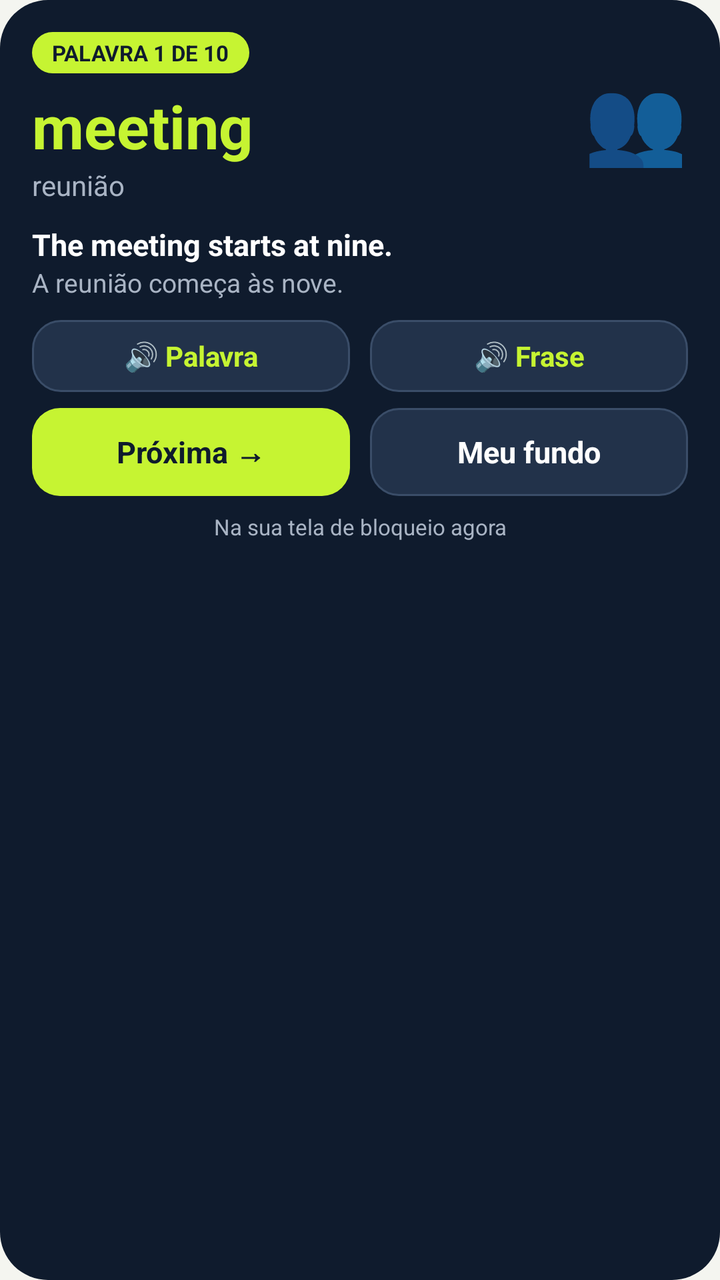
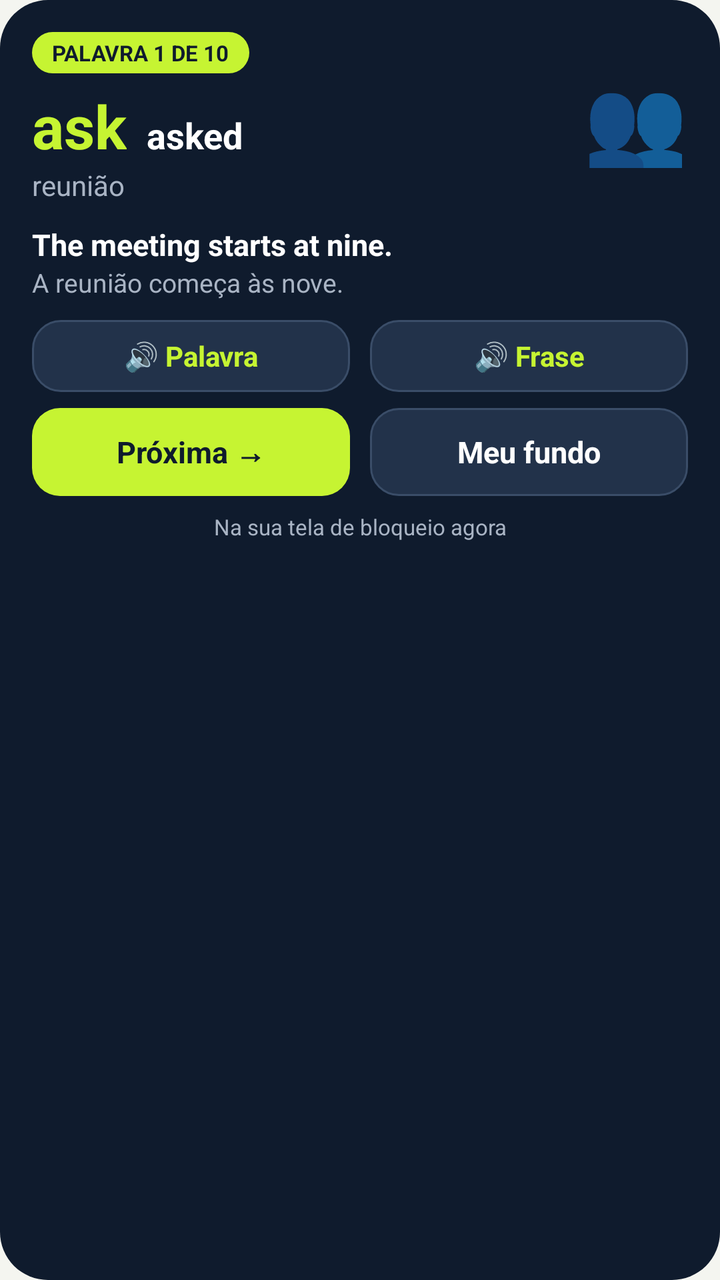

An Android layout rendered at two revisions. The XML below is the earlier revision; the diff shows what the commit changed to produce the second picture.
<!-- AndroidManifest.xml: application theme AppTheme -->
<!-- res/layout/widget.xml -->
<?xml version="1.0" encoding="utf-8"?>
<LinearLayout xmlns:android="http://schemas.android.com/apk/res/android"
    android:id="@+id/w_root"
    android:layout_width="match_parent"
    android:layout_height="match_parent"
    android:background="@drawable/widget_bg"
    android:orientation="vertical"
    android:padding="16dp">

    <LinearLayout
        android:layout_width="match_parent"
        android:layout_height="wrap_content"
        android:gravity="center_vertical"
        android:orientation="horizontal">

        <LinearLayout
            android:layout_width="0dp"
            android:layout_height="wrap_content"
            android:layout_weight="1"
            android:orientation="vertical">

            <TextView
                android:id="@+id/w_chip"
                android:layout_width="wrap_content"
                android:layout_height="wrap_content"
                android:background="@drawable/widget_chip"
                android:paddingLeft="10dp"
                android:paddingTop="3dp"
                android:paddingRight="10dp"
                android:paddingBottom="3dp"
                android:text="PALAVRA 1 DE 10"
                android:textColor="#0F1B2D"
                android:textSize="11sp"
                android:textStyle="bold" />

            <TextView
                android:id="@+id/w_word"
                android:layout_width="wrap_content"
                android:layout_height="wrap_content"
                android:layout_marginTop="6dp"
                android:ellipsize="end"
                android:maxLines="1"
                android:text="meeting"
                android:textColor="#C6F432"
                android:textSize="30sp"
                android:textStyle="bold" />

            <TextView
                android:id="@+id/w_pt"
                android:layout_width="wrap_content"
                android:layout_height="wrap_content"
                android:ellipsize="end"
                android:maxLines="1"
                android:text="reunião"
                android:textColor="#A9B4C4"
                android:textSize="14sp" />
        </LinearLayout>

        <TextView
            android:id="@+id/w_emoji"
            android:layout_width="wrap_content"
            android:layout_height="wrap_content"
            android:layout_marginLeft="8dp"
            android:importantForAccessibility="no"
            android:text="👥"
            android:textSize="42sp" />
    </LinearLayout>

    <TextView
        android:id="@+id/w_sentence"
        android:layout_width="match_parent"
        android:layout_height="wrap_content"
        android:layout_marginTop="10dp"
        android:ellipsize="end"
        android:maxLines="2"
        android:text="The meeting starts at nine."
        android:textColor="#FFFFFF"
        android:textSize="15sp"
        android:textStyle="bold" />

    <TextView
        android:id="@+id/w_sentence_pt"
        android:layout_width="match_parent"
        android:layout_height="wrap_content"
        android:ellipsize="end"
        android:maxLines="2"
        android:text="A reunião começa às nove."
        android:textColor="#A9B4C4"
        android:textSize="13sp" />

    <LinearLayout
        android:layout_width="match_parent"
        android:layout_height="wrap_content"
        android:layout_marginTop="10dp"
        android:orientation="horizontal">

        <TextView
            android:id="@+id/w_say_word"
            android:layout_width="0dp"
            android:layout_height="36dp"
            android:layout_weight="1"
            android:background="@drawable/widget_btn_secondary"
            android:contentDescription="Ouvir a palavra em inglês"
            android:gravity="center"
            android:text="🔊 Palavra"
            android:textColor="#C6F432"
            android:textSize="14sp"
            android:textStyle="bold" />

        <TextView
            android:id="@+id/w_say_sentence"
            android:layout_width="0dp"
            android:layout_height="36dp"
            android:layout_marginLeft="10dp"
            android:layout_weight="1"
            android:background="@drawable/widget_btn_secondary"
            android:contentDescription="Ouvir a frase em inglês"
            android:gravity="center"
            android:text="🔊 Frase"
            android:textColor="#C6F432"
            android:textSize="14sp"
            android:textStyle="bold" />
    </LinearLayout>

    <LinearLayout
        android:layout_width="match_parent"
        android:layout_height="wrap_content"
        android:layout_marginTop="8dp"
        android:orientation="horizontal">

        <TextView
            android:id="@+id/w_next"
            android:layout_width="0dp"
            android:layout_height="44dp"
            android:layout_weight="1"
            android:background="@drawable/widget_btn_primary"
            android:gravity="center"
            android:text="Próxima →"
            android:textColor="#0F1B2D"
            android:textSize="15sp"
            android:textStyle="bold" />

        <TextView
            android:id="@+id/w_mine"
            android:layout_width="0dp"
            android:layout_height="44dp"
            android:layout_marginLeft="10dp"
            android:layout_weight="1"
            android:background="@drawable/widget_btn_secondary"
            android:gravity="center"
            android:text="Meu fundo"
            android:textColor="#FFFFFF"
            android:textSize="15sp"
            android:textStyle="bold" />
    </LinearLayout>

    <TextView
        android:id="@+id/w_status"
        android:layout_width="match_parent"
        android:layout_height="wrap_content"
        android:layout_marginTop="8dp"
        android:gravity="center"
        android:text="Na sua tela de bloqueio agora"
        android:textColor="#A9B4C4"
        android:textSize="11sp" />
</LinearLayout>
<!-- resources referenced by this layout -->
<resources>
  <!-- drawable widget_bg (drawable) -->
  <?xml version="1.0" encoding="utf-8"?>
  <shape xmlns:android="http://schemas.android.com/apk/res/android" android:shape="rectangle">
      <solid android:color="#0F1B2D" />
      <corners android:radius="24dp" />
  </shape>
  <!-- drawable widget_btn_primary (drawable) -->
  <?xml version="1.0" encoding="utf-8"?>
  <shape xmlns:android="http://schemas.android.com/apk/res/android" android:shape="rectangle">
      <solid android:color="#C6F432" />
      <corners android:radius="14dp" />
  </shape>
  <!-- drawable widget_btn_secondary (drawable) -->
  <?xml version="1.0" encoding="utf-8"?>
  <shape xmlns:android="http://schemas.android.com/apk/res/android" android:shape="rectangle">
      <solid android:color="#22324A" />
      <stroke android:width="1dp" android:color="#3A4D68" />
      <corners android:radius="14dp" />
  </shape>
  <!-- drawable widget_chip (drawable) -->
  <?xml version="1.0" encoding="utf-8"?>
  <shape xmlns:android="http://schemas.android.com/apk/res/android" android:shape="rectangle">
      <solid android:color="#C6F432" />
      <corners android:radius="999dp" />
  </shape>
  <style name="AppTheme" parent="android:Theme.Material.Light.NoActionBar">
          <item name="android:colorAccent">#0F1B2D</item>
          <item name="android:colorPrimary">#0F1B2D</item>
          <item name="android:statusBarColor">#F4F5F0</item>
          <item name="android:navigationBarColor">#F4F5F0</item>
          <item name="android:windowLightStatusBar">true</item>
          <item name="android:windowBackground">@color/ground</item>
      </style>
  <color name="ground">#F4F5F0</color>
</resources>

<!-- the commit's change to res/layout/widget.xml (unified diff, before → after) -->
@@ -33,17 +33,37 @@
                 android:textSize="11sp"
                 android:textStyle="bold" />
 
-            <TextView
-                android:id="@+id/w_word"
+            <LinearLayout
                 android:layout_width="wrap_content"
                 android:layout_height="wrap_content"
                 android:layout_marginTop="6dp"
-                android:ellipsize="end"
-                android:maxLines="1"
-                android:text="meeting"
-                android:textColor="#C6F432"
-                android:textSize="30sp"
-                android:textStyle="bold" />
+                android:baselineAligned="true"
+                android:orientation="horizontal">
+
+                <TextView
+                    android:id="@+id/w_word"
+                    android:layout_width="wrap_content"
+                    android:layout_height="wrap_content"
+                    android:ellipsize="end"
+                    android:maxLines="1"
+                    android:text="ask"
+                    android:textColor="#C6F432"
+                    android:textSize="30sp"
+                    android:textStyle="bold" />
+
+                
+                <TextView
+                    android:id="@+id/w_past"
+                    android:layout_width="wrap_content"
+                    android:layout_height="wrap_content"
+                    android:layout_marginLeft="10dp"
+                    android:ellipsize="end"
+                    android:maxLines="1"
+                    android:text="asked"
+                    android:textColor="#FFFFFF"
+                    android:textSize="18sp"
+                    android:textStyle="bold" />
+            </LinearLayout>
 
             <TextView
                 android:id="@+id/w_pt"
